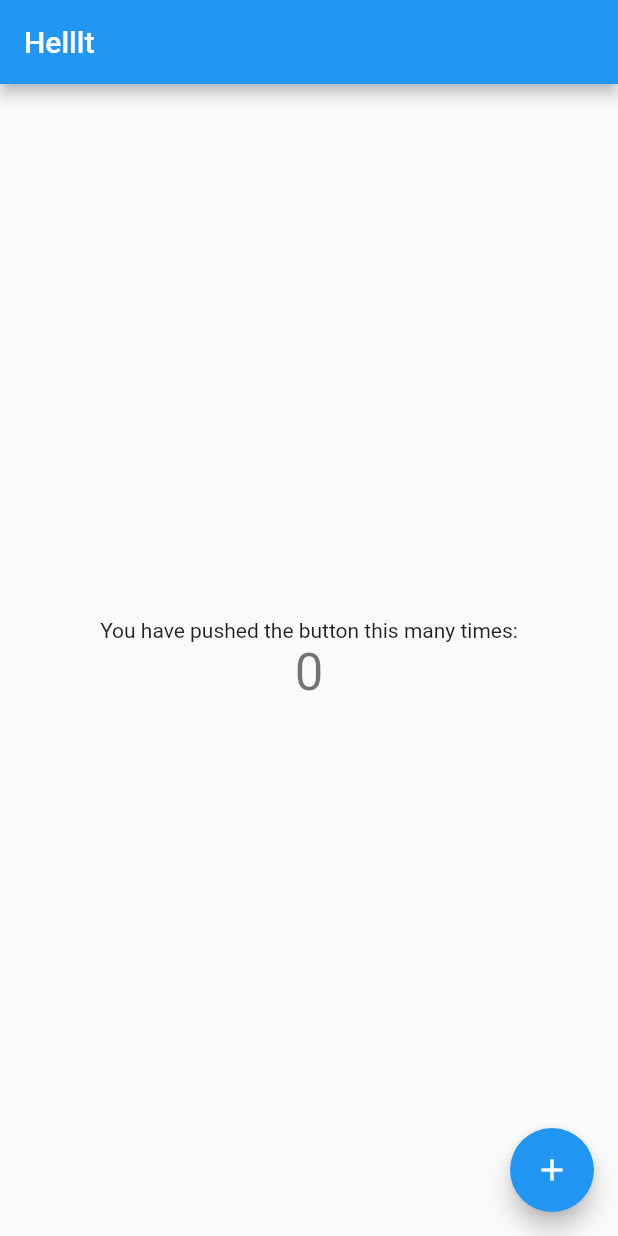
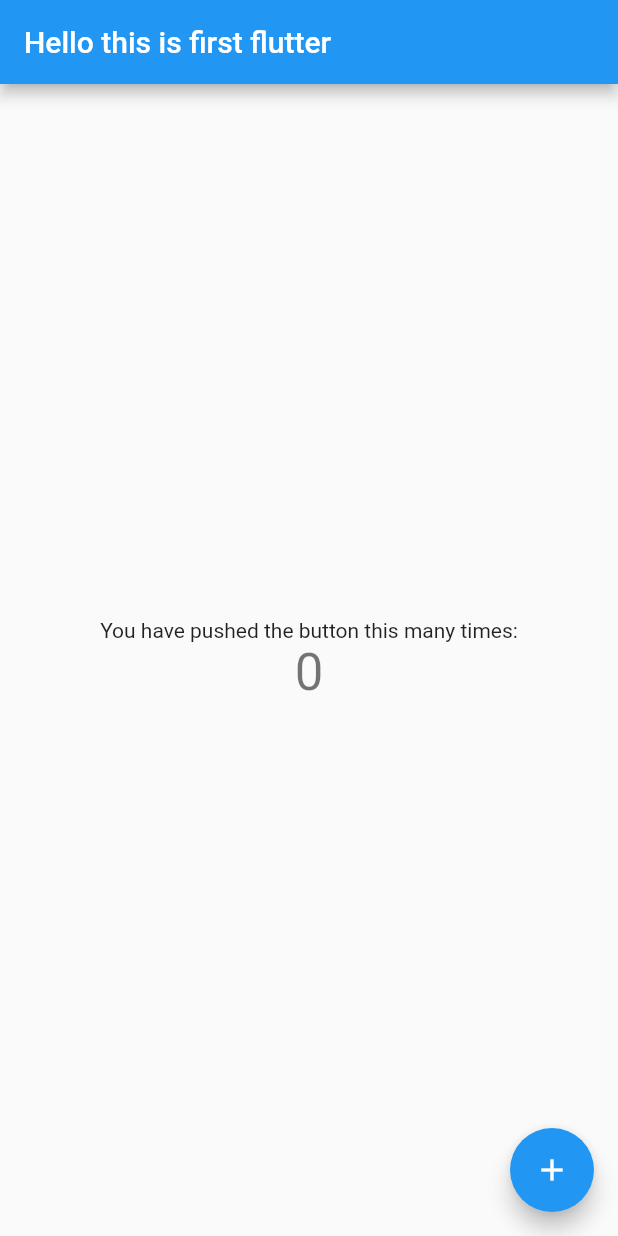
Before and after one commit to jatinthakur9/mynotes, a Flutter app: the screen it shows after launch, on a phone screen of 412 x 824 dp. Run offline on Flutter 3.47's test engine with Material 2 defaults, Android fonts, the phone set to English and light mode, and no system bars; our stand-ins replace firebase_core; accounts and stored records are empty.

Commit message:
Changes to be committed: 	modified:   lib/main.dart

```diff
--- a/lib/main.dart
+++ b/lib/main.dart
@@ -7,7 +7,7 @@ void main() {
 class MyApp extends StatelessWidget {
   const MyApp({Key? key}) : super(key: key);
 
-  // This widget is the root of your application.
+
   @override
   Widget build(BuildContext context) {
     return MaterialApp(
@@ -15,7 +15,7 @@ class MyApp extends StatelessWidget {
       theme: ThemeData(
         primarySwatch: Colors.blue,
       ),
-      home: const MyHomePage(title: 'Helllt'),
+      home: const MyHomePage(title: 'Hello this is first flutter '),
     );
   }
 }
```
